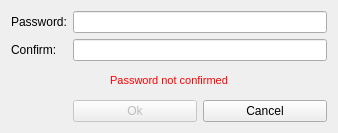
Above: src/gui/ui/newpassworddialog.ui from iridiumdev/iridium-gui before the change. Below: the same form after it.
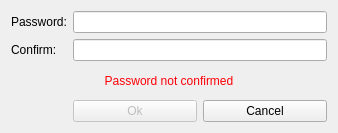
That is the form after the change.

Diff of the .ui file:
```diff
--- a/src/gui/ui/newpassworddialog.ui
+++ b/src/gui/ui/newpassworddialog.ui
@@ -88,8 +88,42 @@
    </item>
    <item row="2" column="0" colspan="3">
     <widget class="QLabel" name="m_errorLabel">
-     <property name="styleSheet">
-      <string notr="true">color: #ff0000; font: 11px;</string>
+     <property name="palette">
+      <palette>
+       <active>
+        <colorrole role="WindowText">
+         <brush brushstyle="SolidPattern">
+          <color alpha="255">
+           <red>252</red>
+           <green>1</green>
+           <blue>7</blue>
+          </color>
+         </brush>
+        </colorrole>
+       </active>
+       <inactive>
+        <colorrole role="WindowText">
+         <brush brushstyle="SolidPattern">
+          <color alpha="255">
+           <red>252</red>
+           <green>1</green>
+           <blue>7</blue>
+          </color>
+         </brush>
+        </colorrole>
+       </inactive>
+       <disabled>
+        <colorrole role="WindowText">
+         <brush brushstyle="SolidPattern">
+          <color alpha="255">
+           <red>127</red>
+           <green>127</green>
+           <blue>127</blue>
+          </color>
+         </brush>
+        </colorrole>
+       </disabled>
+      </palette>
      </property>
      <property name="text">
       <string>Password not confirmed</string>
```
